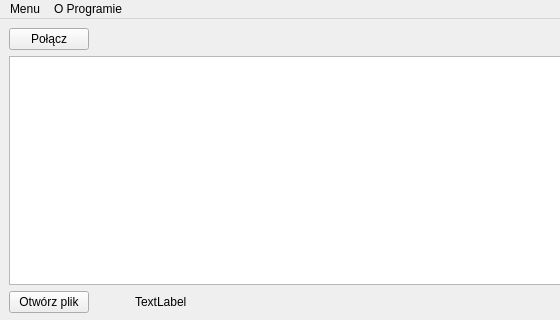
First picture: the form in SerialPortPrinter/MainWindow.ui, repository TheRealMazur/SerialPortPrinter, before the edit; both pictures show x 0 to 560 and y 0 to 320 of the 800 by 600 pixel window.
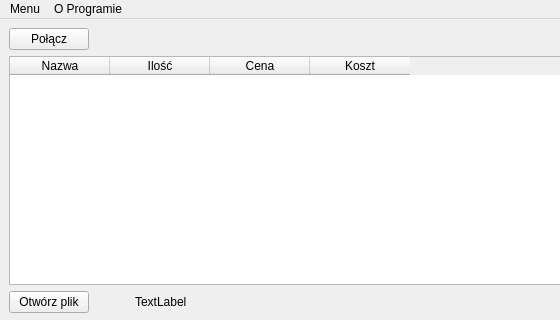
Second picture: the form after the edit.

Commit message: Add QTableWidget and JSON file parsing

```diff
--- a/SerialPortPrinter/MainWindow.ui
+++ b/SerialPortPrinter/MainWindow.ui
@@ -46,13 +46,27 @@
      </layout>
     </item>
     <item>
-     <widget class="QTextBrowser" name="fileContentBrowser">
-      <property name="sizePolicy">
-       <sizepolicy hsizetype="Expanding" vsizetype="MinimumExpanding">
-        <horstretch>0</horstretch>
-        <verstretch>0</verstretch>
-       </sizepolicy>
-      </property>
+     <widget class="QTableWidget" name="tableWidget">
+      <column>
+       <property name="text">
+        <string>Nazwa</string>
+       </property>
+      </column>
+      <column>
+       <property name="text">
+        <string>Ilość</string>
+       </property>
+      </column>
+      <column>
+       <property name="text">
+        <string>Cena</string>
+       </property>
+      </column>
+      <column>
+       <property name="text">
+        <string>Koszt</string>
+       </property>
+      </column>
      </widget>
     </item>
     <item>
```
The commit also changes 3 other files.
